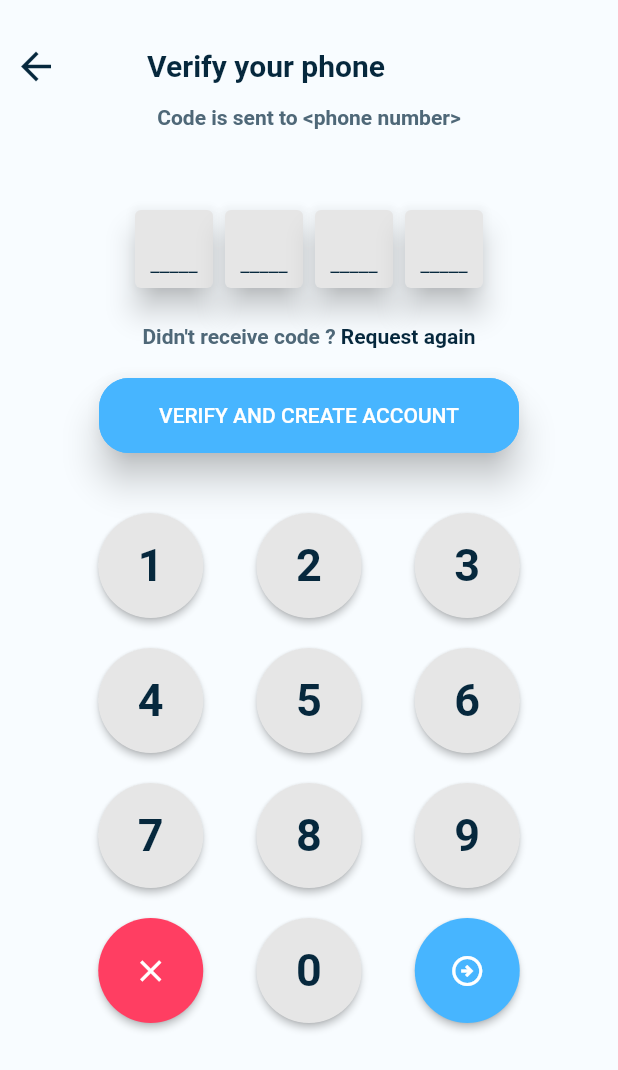
After one commit to peternadykamal/code-blue, a Flutter app: the VerifyPage2 screen opened directly, on a phone screen of 412 x 824 dp. The commit adds this screen. Shown: the top 1070 px of the screen. Run offline on Flutter 3.47's test engine with Material 2 defaults, Android fonts, the phone set to English and light mode, and no system bars; our stand-ins replace flutter_svg, loading_animation_widget; missing offline and left inert: dart:ffi; Roboto replaces fonts that are missing (Arial).

Commit message:
verificationPagesAdded

```diff
--- /dev/null
+++ b/lib/NumberButton.dart
@@ -0,0 +1,44 @@
+import 'package:flutter/material.dart';
+import 'package:gradproject/style.dart';
+
+class NumberButton extends StatelessWidget {
+  final int number;
+  final double size;
+  final Color color;
+  final TextEditingController controller;
+
+  const NumberButton({
+    Key? key,
+    required this.number,
+    required this.size,
+    required this.color,
+    required this.controller,
+  }) : super(key: key);
+
+  @override
+  Widget build(BuildContext context) {
+    var textcolor = Mycolors.textcolor;
+    return SizedBox(
+      width: size,
+      height: size,
+      child: ElevatedButton(
+        style: ElevatedButton.styleFrom(
+          backgroundColor: color,
+          shape: RoundedRectangleBorder(
+            borderRadius: BorderRadius.circular(size / 2),
+          ),
+        ),
+        onPressed: () {
+          controller.text += number.toString();
+        },
+        child: Center(
+          child: Text(
+            number.toString(),
+            style: const TextStyle(
+                fontWeight: FontWeight.bold, color:Color.fromARGB(255, 6, 40, 61), fontSize: 30),
+          ),
+        ),
+      ),
+    );
+  }
+}
--- a/lib/auth.dart
+++ b/lib/auth.dart
@@ -300,7 +300,9 @@ child: Column(
                                      ),
                                ),
                                SizedBox(height: 90),
-                               Button(textButton: "Sign up", onTap: (){})
+                               Button(textButton: "Sign up", onTap: (){
+                                Navigator.pushReplacement(context, MaterialPageRoute(builder: (context)=> verifyPage()));
+                               })
 
 
                       ],
--- /dev/null
+++ b/lib/cardsverify.dart
@@ -0,0 +1,24 @@
+import 'package:flutter/material.dart';
+import 'package:flutter/src/widgets/framework.dart';
+import 'package:flutter/src/widgets/placeholder.dart';
+import 'package:gradproject/style.dart';
+
+class cardverify extends StatelessWidget {
+  const cardverify({super.key});
+
+  @override
+  Widget build(BuildContext context) {
+    return  Container(
+      width:60,
+      height: 60,
+      child: Card(
+        elevation: 8,
+        color: Mycolors.numpad,
+
+        child: Center(child: Container(
+          margin: EdgeInsets.only(top: 20),
+          child: Text("_____",style: TextStyle(color: Mycolors.textcolor)))),
+      ),
+    );
+  }
+}
--- /dev/null
+++ b/lib/keypad.dart
@@ -0,0 +1,156 @@
+import 'package:flutter/material.dart';
+import 'package:gradproject/style.dart';
+
+import 'NumberButton.dart';
+
+class NumPad extends StatelessWidget {
+  final double buttonSize;
+  final Color buttonColor;
+  final Color iconColor;
+  final TextEditingController controller;
+  final Function delete;
+  final Function onSubmit;
+
+  const NumPad({
+    Key? key,
+    this.buttonSize = 70,
+    this.buttonColor = Colors.black,
+    this.iconColor = Colors.amber,
+    required this.delete,
+    required this.onSubmit,
+    required this.controller,
+  }) : super(key: key);
+
+
+
+  @override
+  Widget build(BuildContext context) {
+    return Container(
+      margin: const EdgeInsets.only(left: 30, right: 30),
+      child: Column(
+        children: [
+          const SizedBox(height: 20),
+          Row(
+            mainAxisAlignment: MainAxisAlignment.spaceEvenly,
+            // implement the number keys (from 0 to 9) with the NumberButton widget
+            // the NumberButton widget is defined in the bottom of this file
+            children: [
+              NumberButton(
+                number: 1,
+                size: buttonSize,
+                color: buttonColor,
+                controller: controller,
+              ),
+              NumberButton(
+                number: 2,
+                size: buttonSize,
+                color: buttonColor,
+                controller: controller,
+              ),
+              NumberButton(
+                number: 3,
+                size: buttonSize,
+                color: buttonColor,
+                controller: controller,
+              ),
+            ],
+          ),
+          const SizedBox(height: 20),
+          Row(
+            mainAxisAlignment: MainAxisAlignment.spaceEvenly,
+            children: [
+              NumberButton(
+                number: 4,
+                size: buttonSize,
+                color: buttonColor,
+                controller: controller,
+              ),
+              NumberButton(
+                number: 5,
+                size: buttonSize,
+                color: buttonColor,
+                controller: controller,
+              ),
+              NumberButton(
+                number: 6,
+                size: buttonSize,
+                color: buttonColor,
+                controller: controller,
+              ),
+            ],
+          ),
+          const SizedBox(height: 20),
+          Row(
+            mainAxisAlignment: MainAxisAlignment.spaceEvenly,
+            children: [
+              NumberButton(
+                number: 7,
+                size: buttonSize,
+                color: buttonColor,
+                controller: controller,
+              ),
+              NumberButton(
+                number: 8,
+                size: buttonSize,
+                color: buttonColor,
+                controller: controller,
+              ),
+              NumberButton(
+                number: 9,
+                size: buttonSize,
+                color: buttonColor,
+                controller: controller,
+              ),
+            ],
+          ),
+          const SizedBox(height: 20),
+          Row(
+            mainAxisAlignment: MainAxisAlignment.spaceEvenly,
+            children: [
+              // this button is used to delete the last number
+            SizedBox(
+      width: buttonSize,
+      height: buttonSize,
+      child: ElevatedButton(
+        style: ElevatedButton.styleFrom(
+          backgroundColor: Mycolors.xbutton,
+          shape: RoundedRectangleBorder(
+            borderRadius: BorderRadius.circular(buttonSize / 2),
+          ),
+        ),
+        onPressed: () => delete(),
+        child: Center(
+          child:Icon(Icons.close_sharp)
+        ),
+      ),
+    ),
+              NumberButton(
+                number: 0,
+                size: buttonSize,
+                color: buttonColor,
+                controller: controller,
+              ),
+              // this button is used to submit the entered value
+            SizedBox(
+      width: buttonSize,
+      height: buttonSize,
+      child: ElevatedButton(
+        style: ElevatedButton.styleFrom(
+          backgroundColor: Mycolors.buttoncolor,
+          shape: RoundedRectangleBorder(
+            borderRadius: BorderRadius.circular(buttonSize / 2),
+          ),
+        ),
+        onPressed: () => onSubmit(),
+        child: Center(
+          child:Icon(Icons.arrow_circle_right_outlined)
+        ),
+      ),
+    ),
+            ],
+          ),
+        ],
+      ),
+    );
+  }
+}
--- a/lib/style.dart
+++ b/lib/style.dart
@@ -6,6 +6,8 @@ class Mycolors{
   static Color notpressed = Color(0xff4F6878);
   static Color fillingcolor = Color(0xffF8FCFF);
   static Color buttoncolor = Color(0xff47B5FF);
+    static Color numpad = Color(0xffE6E6E6);
+ static Color xbutton = Color(0xffFF3E62);
 
 
 }
--- /dev/null
+++ b/lib/verification2.dart
@@ -0,0 +1,97 @@
+import 'package:flutter/material.dart';
+import 'package:flutter/src/widgets/framework.dart';
+import 'package:flutter/src/widgets/placeholder.dart';
+import 'package:gradproject/button.dart';
+import 'package:gradproject/style.dart';
+import 'package:gradproject/verification.dart';
+
+import 'cardsverify.dart';
+import 'keypad.dart';
+
+class VerifyPage2 extends StatefulWidget {
+  const VerifyPage2({super.key});
+
+  @override
+  State<VerifyPage2> createState() => _VerifyPage2State();
+}
+
+class _VerifyPage2State extends State<VerifyPage2> {
+      final _padcontroller=TextEditingController();
+
+  @override
+  Widget build(BuildContext context) {
+    return SafeArea(
+      child: Scaffold(
+        backgroundColor: Mycolors.fillingcolor,
+        body: Column(
+          children: [
+            const SizedBox(height: 20),
+            Row(
+              children: [
+               IconButton(onPressed:(){Navigator.pushReplacement(context, MaterialPageRoute(builder: (context)=> const verifyPage()));} ,icon: Icon(Icons.arrow_back),color: Mycolors.textcolor,iconSize: 30),
+                Container(
+                  margin: EdgeInsets.only(left: 50),
+                  child: Center(child: Text("Verify your phone",style: TextStyle(fontFamily:"Arial",fontSize: 20,fontWeight: FontWeight.bold,color: Mycolors.textcolor)))),
+              ],
+            ),
+            SizedBox(height: 2),
+
+
+
+
+
+
+
+
+
+        Text("Code is sent to <phone number>",style: TextStyle(color: Mycolors.notpressed,fontWeight: FontWeight.w700)),
+        SizedBox(height: 50),
+Row(
+  mainAxisAlignment: MainAxisAlignment.center,
+  children: [
+
+    cardverify(),
+    cardverify(),
+    cardverify(),
+    cardverify()
+  ],
+),
+SizedBox(height: 20),
+
+Center(
+  child:   Row(
+    mainAxisAlignment: MainAxisAlignment.center,
+
+    children: [
+
+          Text("Didn't receive code ? ",style: TextStyle(color: Mycolors.notpressed,fontWeight: FontWeight.bold)),
+          Text("Request again",style: TextStyle(fontWeight: FontWeight.bold,color: Mycolors.textcolor))
+
+    ],
+
+  ),
+),
+SizedBox(height: 20),
+
+
+        Button(textButton: "Verify and Create Account", onTap: (){}),
+        SizedBox(height: 20),
+                  NumPad(
+            buttonSize: 70,
+            buttonColor: Mycolors.numpad,
+            iconColor: Mycolors.xbutton,
+            controller: _padcontroller,
+            delete: () {
+              _padcontroller.text = _padcontroller.text
+                  .substring(0, _padcontroller.text.length - 1);
+            },
+            // do something with the input numbers
+            onSubmit: () {
+
+
+  })],
+        ),
+      ),
+    );
+  }
+}
--- a/pubspec.yaml
+++ b/pubspec.yaml
@@ -37,6 +37,7 @@ dependencies:
   # The following adds the Cupertino Icons font to your application.
   # Use with the CupertinoIcons class for iOS style icons.
   cupertino_icons: ^1.0.2
+  flutter_svg: ^2.0.4
 
 dev_dependencies:
   flutter_test:
```
Also changed, not shown: lib/back.dart (added, +37 -0 lines), lib/verification.dart (+96 -1 lines), assets/images/confirmphone.png (added), assets/images/confirmphonee.svg (added), pubspec.lock.
